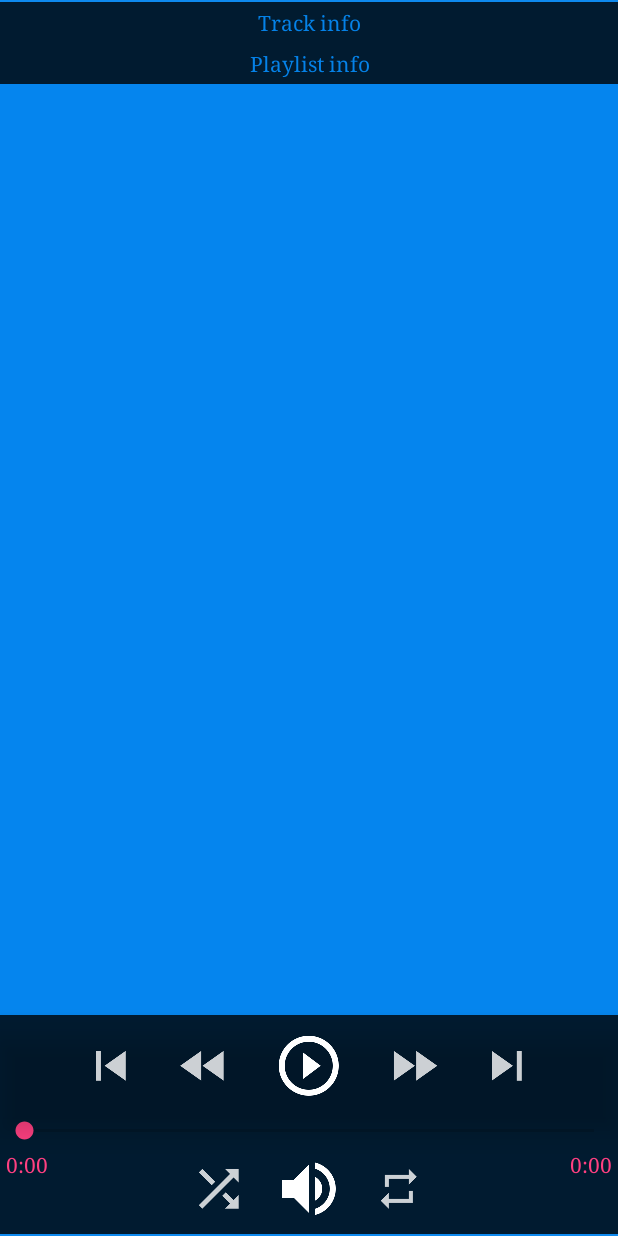
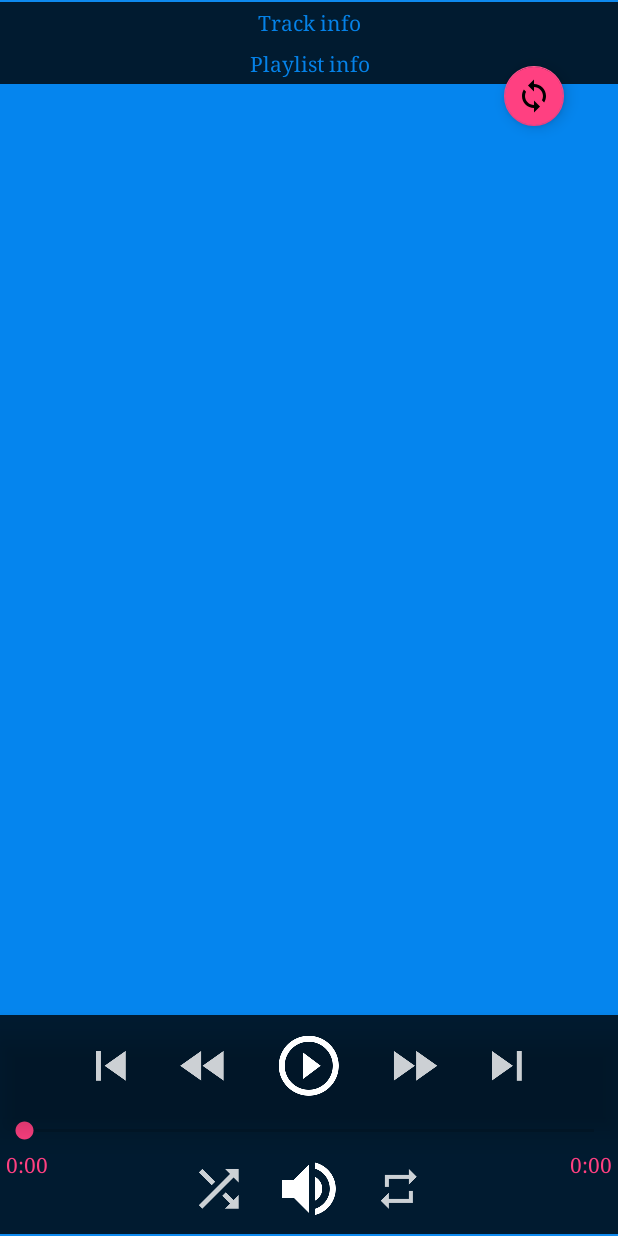
Before and after one commit to DominList/DPLAudioPlayer, an Android app: the layout activity_main.xml on its own in the app's theme, with its tools: preview values and no code run, on a phone screen of 412 x 824 dp. Run offline under Robolectric (Android 15) with nearby library versions, the light colour scheme and no system bars.

Commit message:
reload_button

```diff
--- a/app/src/main/java/com/dpl/dominlist/dplaudioplayer/SongAdapter.java
+++ b/app/src/main/java/com/dpl/dominlist/dplaudioplayer/SongAdapter.java
@@ -46,9 +46,7 @@ public class SongAdapter extends ArrayAdapter<Song> {
         albumImageView.setImageResource(R.drawable.ic_image_note);
         artistTextView.setText(song.getArtist());
         titleTextView.setText(song.getTitle());
-        durationTextView.setText(util.milliSecondsToTimer(song.getDuration()));
-
-
+        durationTextView.setText(util.milliSecondsToTimer(song.getDuration() ));
 
         return convertView;
     }
--- /dev/null
+++ b/app/src/main/res/drawable/ic_reload_24dp.xml
@@ -0,0 +1,5 @@
+<vector android:autoMirrored="true" android:height="24dp"
+    android:viewportHeight="24.0" android:viewportWidth="24.0"
+    android:width="24dp" xmlns:android="http://schemas.android.com/apk/res/android">
+    <path android:fillColor="#FF000000" android:pathData="M12,4L12,1L8,5l4,4L12,6c3.31,0 6,2.69 6,6 0,1.01 -0.25,1.97 -0.7,2.8l1.46,1.46C19.54,15.03 20,13.57 20,12c0,-4.42 -3.58,-8 -8,-8zM12,18c-3.31,0 -6,-2.69 -6,-6 0,-1.01 0.25,-1.97 0.7,-2.8L5.24,7.74C4.46,8.97 4,10.43 4,12c0,4.42 3.58,8 8,8v3l4,-4 -4,-4v3z"/>
+</vector>
--- a/app/src/main/res/layout/activity_main.xml
+++ b/app/src/main/res/layout/activity_main.xml
@@ -1,10 +1,12 @@
 <?xml version="1.0" encoding="utf-8"?>
 <RelativeLayout xmlns:android="http://schemas.android.com/apk/res/android"
     xmlns:tools="http://schemas.android.com/tools"
+    xmlns:app="http://schemas.android.com/apk/res-auto"
     android:id="@+id/activity_main"
     android:layout_width="match_parent"
     android:layout_height="match_parent"
     android:background="@color/colorLight">
+
 
 
 
@@ -262,5 +264,23 @@
 
     </RelativeLayout>
 
+    <android.support.design.widget.FloatingActionButton
+        android:layout_width="wrap_content"
+        android:layout_height="wrap_content"
+        android:background="@color/colorLighter"
+        app:useCompatPadding="true"
+        app:rippleColor="@color/colorLight"
+        android:layout_alignParentRight="true"
+        android:layout_alignParentTop="true"
+        android:layout_margin="20dp"
+        android:elevation="12dp"
+        app:pressedTranslationZ="10dp"
+        app:fabSize="mini"
+        android:src="@drawable/ic_reload_24dp"
+        android:id="@+id/button_reload"
+        android:clickable="true"
+
+        />
+
 
 </RelativeLayout>
--- a/app/src/main/res/layout/playlist_item.xml
+++ b/app/src/main/res/layout/playlist_item.xml
@@ -5,6 +5,8 @@
     android:layout_height="wrap_content"
     android:background="@color/colorBlackTransparent"
     android:orientation="horizontal"
+    android:layout_margin="5dp"
+    android:elevation="4dp"
 
     >
 
```
Also changed, not shown: app/build.gradle (+6 -2 lines), app/src/main/java/com/dpl/dominlist/dplaudioplayer/AudioPlayerService.java (+22 -20 lines), app/src/main/java/com/dpl/dominlist/dplaudioplayer/MainActivity.java (+89 -96 lines), app/src/main/java/com/dpl/dominlist/dplaudioplayer/Tools.java (+14 -2 lines).
